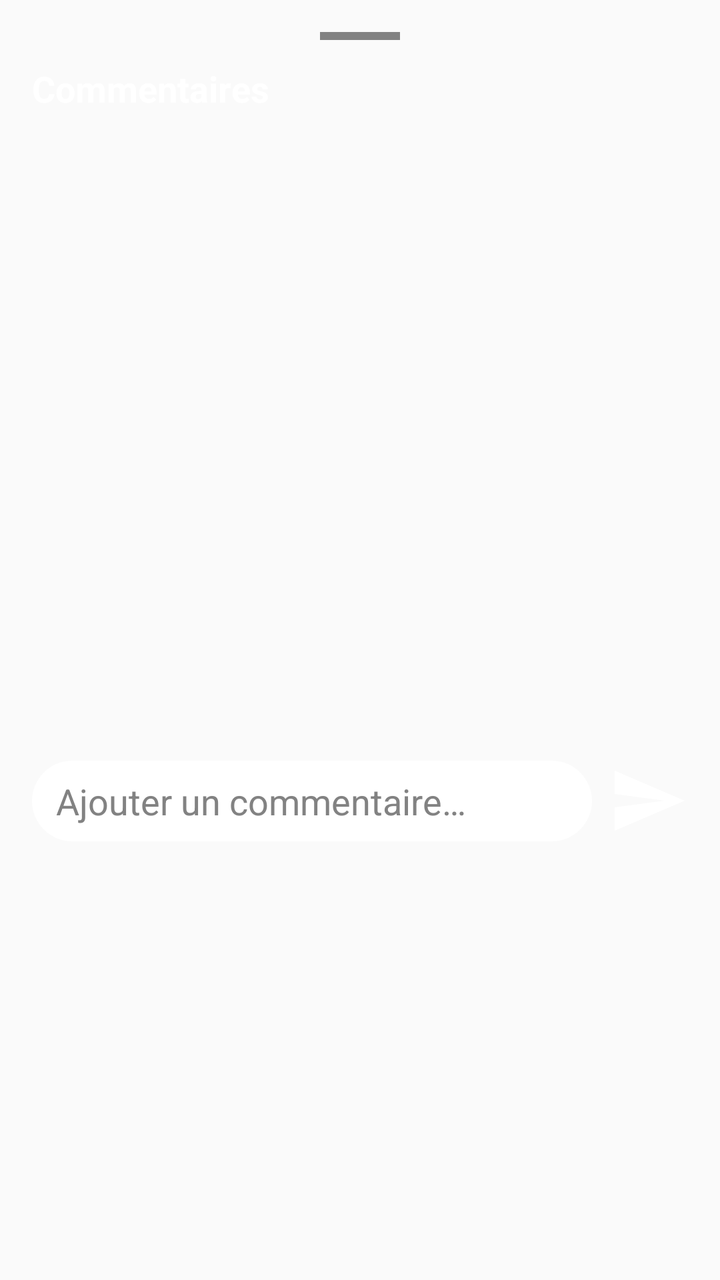
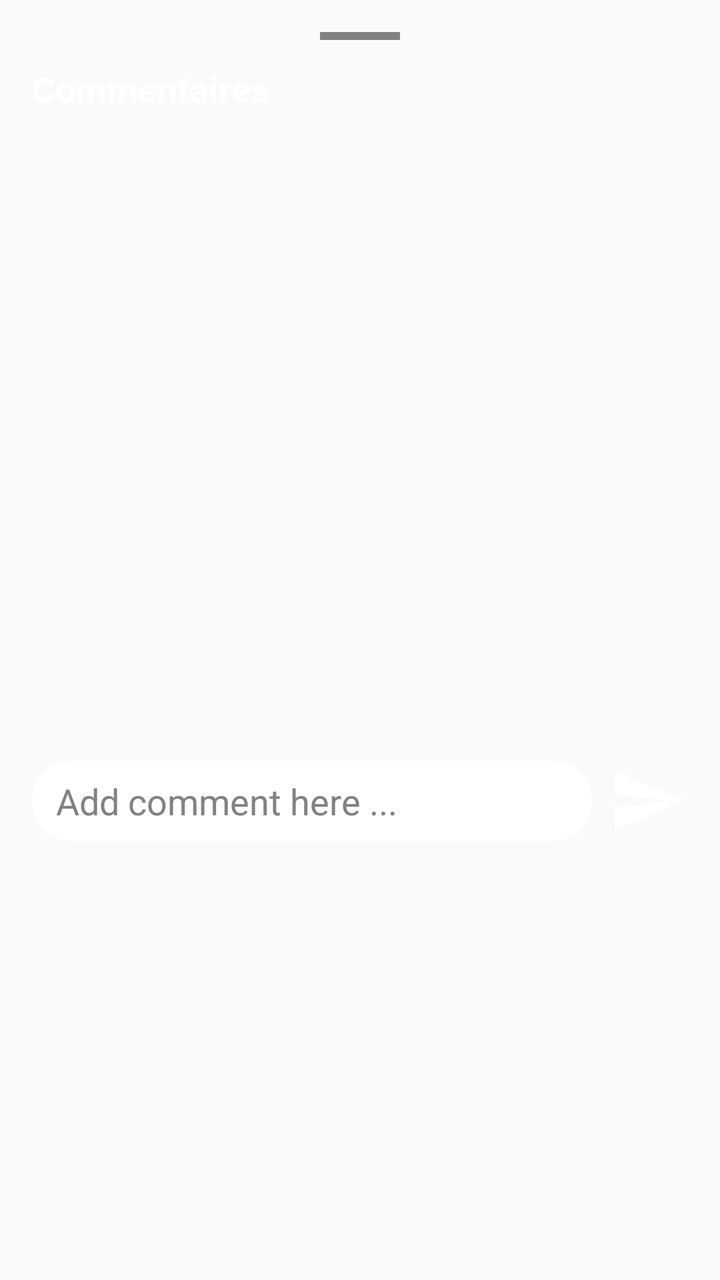

Compare the two renders of this Android layout. The source of the first and the diff that turns it into the second are given below.
<!-- AndroidManifest.xml: application theme Theme.Traveling -->
<!-- res/layout/fragments_comment_bottom_sheet.xml -->
<?xml version="1.0" encoding="utf-8"?>
<LinearLayout xmlns:android="http://schemas.android.com/apk/res/android"
    android:layout_width="match_parent"
    android:layout_height="wrap_content"
    android:orientation="vertical"
    android:padding="16dp">

    
    <View
        android:layout_width="40dp"
        android:layout_height="4dp"
        android:layout_gravity="center_horizontal"
        android:layout_marginBottom="12dp"
        android:background="@color/grey" />

    <TextView
        android:layout_width="wrap_content"
        android:layout_height="wrap_content"
        android:text="Commentaires"
        android:textSize="18sp"
        android:textStyle="bold"
        android:textColor="@color/white"
        android:layout_marginBottom="12dp" />

    
    <androidx.recyclerview.widget.RecyclerView
        android:id="@+id/rvComments"
        android:layout_width="match_parent"
        android:layout_height="300dp"
        android:clipToPadding="false" />

    
    <LinearLayout
        android:layout_width="match_parent"
        android:layout_height="wrap_content"
        android:orientation="horizontal"
        android:gravity="center_vertical"
        android:layout_marginTop="12dp">

        <EditText
            android:id="@+id/etComment"
            android:layout_width="0dp"
            android:layout_height="wrap_content"
            android:layout_weight="1"
            android:hint="Ajouter un commentaire…"
            android:textColorHint="@color/grey"
            android:textColor="@color/white"
            android:background="@drawable/search_btn"
            android:paddingHorizontal="12dp"
            android:paddingVertical="8dp"
            android:inputType="textMultiLine"
            android:maxLines="3" />

        <ImageView
            android:id="@+id/btnSendComment"
            android:layout_width="40dp"
            android:layout_height="40dp"
            android:layout_marginStart="8dp"
            android:src="@drawable/ic_send"
            android:contentDescription="Envoyer" />

    </LinearLayout>

</LinearLayout>
<!-- resources referenced by this layout -->
<resources>
  <color name="grey">#828282</color>
  <color name="white">#FFFFFFFF</color>
  <!-- drawable ic_send (drawable) -->
  <?xml version="1.0" encoding="utf-8"?>
  <vector xmlns:android="http://schemas.android.com/apk/res/android"
      android:width="24dp"
      android:height="24dp"
      android:viewportWidth="24"
      android:viewportHeight="24">
      <path
          android:fillColor="@color/white"
          android:pathData="M2,21L23,12 2,3 2,10l15,2 -15,2z" />
  </vector>
  <!-- drawable search_btn (drawable) -->
  <?xml version="1.0" encoding="utf-8"?>
  <shape xmlns:android="http://schemas.android.com/apk/res/android"
      android:shape="rectangle">
  
      <corners
          android:radius="50dp"/>
      <solid android:color="@color/white"/>
  
  </shape>
  <style name="Theme.Traveling" parent="Base.Theme.Traveling" />
  <style name="Base.Theme.Traveling" parent="Theme.AppCompat.Light.NoActionBar">
          
          
          <item name="textAllCaps">false</item>
          <item name="android:textStyle">normal</item>
          <item name="android:fontFamily">sans-serif</item>
  
          <item name="colorPrimary">@color/orange</item>
          <item name="colorPrimaryDark">@color/orange</item>
          <item name="colorAccent">@color/orange</item>
          <item name="android:colorButtonNormal">@color/orange</item>
      </style>
  <color name="orange">#E09F3E</color>
</resources>

<!-- the commit's change to res/layout/fragments_comment_bottom_sheet.xml (unified diff, before → after) -->
@@ -42,9 +42,9 @@
             android:layout_width="0dp"
             android:layout_height="wrap_content"
             android:layout_weight="1"
-            android:hint="Ajouter un commentaire…"
+            android:hint="@string/add_comment"
             android:textColorHint="@color/grey"
-            android:textColor="@color/white"
+            android:textColor="@color/black"
             android:background="@drawable/search_btn"
             android:paddingHorizontal="12dp"
             android:paddingVertical="8dp"
<!-- resource entries referenced after the edit -->
@@ -1,5 +1,6 @@
 <!-- resources referenced by this layout -->
 <resources>
+  <color name="black">#FF000000</color>
   <color name="grey">#828282</color>
   <color name="white">#FFFFFFFF</color>
   <!-- drawable ic_send (drawable) -->
@@ -23,6 +24,7 @@
       <solid android:color="@color/white"/>
   
   </shape>
+  <string name="add_comment"> Add comment here ...</string>
   <style name="Theme.Traveling" parent="Base.Theme.Traveling" />
   <style name="Base.Theme.Traveling" parent="Theme.AppCompat.Light.NoActionBar">
           
